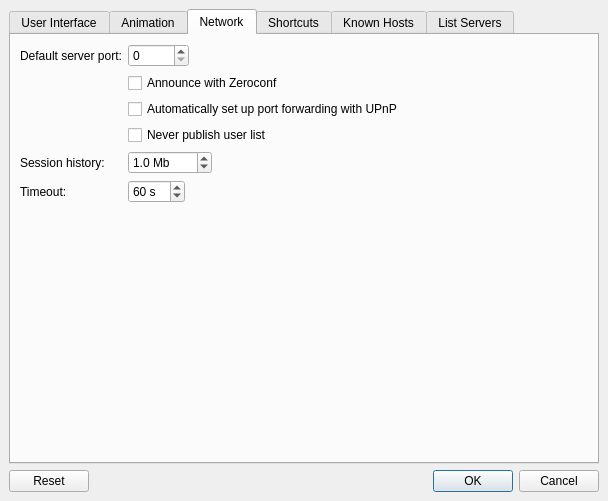
This is src/client/ui/settings.ui in drawpile/Drawpile as Qt 5 draws it before an edit. The edited form follows.
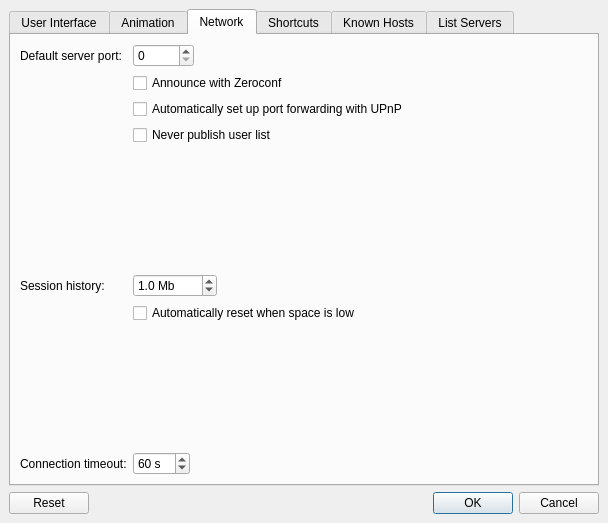
This is the edited form. The open tabs and pages were chosen to show the change. Icons and pictures are not drawn.

Commit message: Implement autoresetting on low space

The edit to the form file:
```diff
--- a/src/client/ui/settings.ui
+++ b/src/client/ui/settings.ui
@@ -7,7 +7,7 @@
     <x>0</x>
     <y>0</y>
     <width>608</width>
-    <height>501</height>
+    <height>523</height>
    </rect>
   </property>
   <property name="windowTitle">
@@ -500,14 +500,14 @@
          </property>
         </widget>
        </item>
-       <item row="4" column="0">
+       <item row="5" column="0">
         <widget class="QLabel" name="label_5">
          <property name="text">
           <string>Session history:</string>
          </property>
         </widget>
        </item>
-       <item row="4" column="1">
+       <item row="5" column="1">
         <widget class="QDoubleSpinBox" name="historylimit">
          <property name="specialValueText">
           <string>unlimited</string>
@@ -529,14 +529,14 @@
          </property>
         </widget>
        </item>
-       <item row="5" column="0">
+       <item row="8" column="0">
         <widget class="QLabel" name="label_6">
          <property name="text">
-          <string>Timeout:</string>
+          <string>Connection timeout:</string>
          </property>
         </widget>
        </item>
-       <item row="5" column="1">
+       <item row="8" column="1">
         <widget class="QSpinBox" name="connTimeout">
          <property name="suffix">
           <string> s</string>
@@ -573,6 +573,39 @@
          </property>
         </widget>
        </item>
+       <item row="6" column="1">
+        <widget class="QCheckBox" name="lowspaceAutoreset">
+         <property name="text">
+          <string>Automatically reset when space is low</string>
+         </property>
+        </widget>
+       </item>
+       <item row="4" column="1">
+        <spacer name="verticalSpacer_6">
+         <property name="orientation">
+          <enum>Qt::Vertical</enum>
+         </property>
+         <property name="sizeHint" stdset="0">
+          <size>
+           <width>20</width>
+           <height>10</height>
+          </size>
+         </property>
+        </spacer>
+       </item>
+       <item row="7" column="1">
+        <spacer name="verticalSpacer_7">
+         <property name="orientation">
+          <enum>Qt::Vertical</enum>
+         </property>
+         <property name="sizeHint" stdset="0">
+          <size>
+           <width>20</width>
+           <height>10</height>
+          </size>
+         </property>
+        </spacer>
+       </item>
       </layout>
      </widget>
      <widget class="QWidget" name="tab_2">
```
The commit also changes 9 other files.
